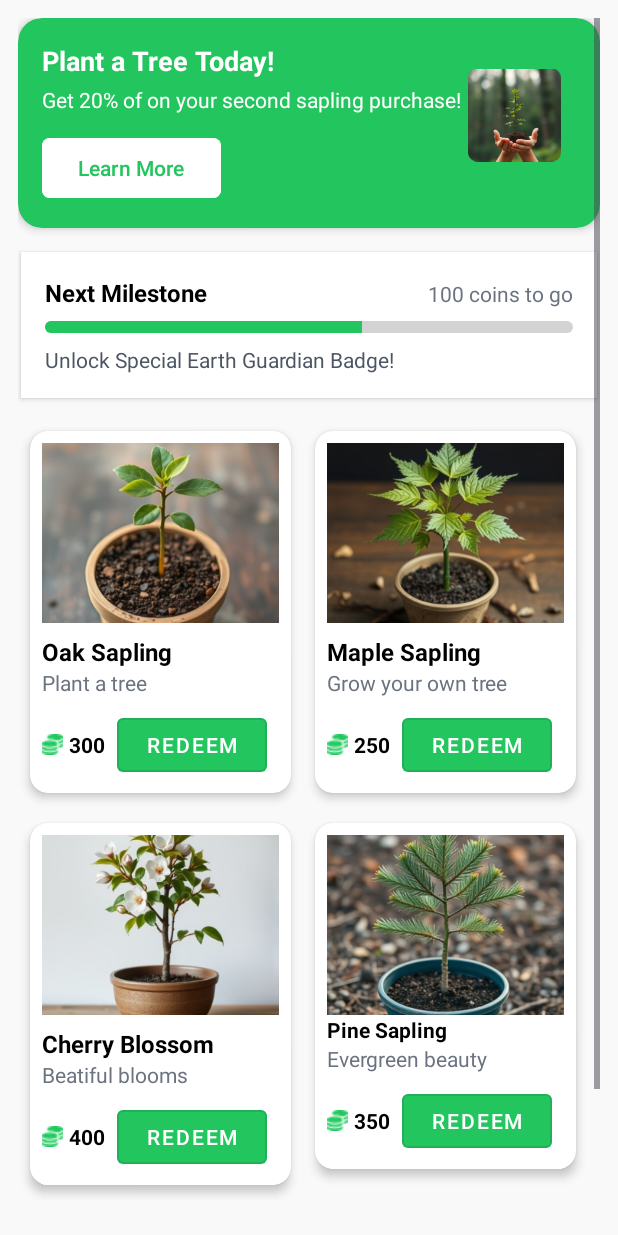
After one commit to thedeepakcodes/vanam, an Android app: the layout item_store_sapling.xml on its own in the app's theme, with its tools: preview values and no code run, on a phone screen of 412 x 824 dp. The commit adds this screen. Run offline under Robolectric (Android 15) with nearby library versions, the phone set to English and light mode, and no system bars.

Commit message:
added item store sapling layout

```diff
--- a/app/src/main/res/layout/item_store_all.xml
+++ b/app/src/main/res/layout/item_store_all.xml
@@ -60,7 +60,6 @@
                 android:layout_height="80dp"
                 android:layout_alignParentEnd="true"
                 android:layout_centerVertical="true"
-                    android:layout_marginStart="16dp"
                 android:contentDescription="TODO"
                 android:padding="8dp"
                 android:src="@drawable/ic_offer_product" />
--- /dev/null
+++ b/app/src/main/res/layout/item_store_sapling.xml
@@ -0,0 +1,427 @@
+<?xml version="1.0" encoding="utf-8"?>
+<ScrollView xmlns:android="http://schemas.android.com/apk/res/android"
+    android:layout_width="match_parent"
+    android:layout_height="match_parent"
+    xmlns:app="http://schemas.android.com/apk/res-auto"
+    android:padding="12dp"
+    android:background="#F9F9F9">
+
+    <LinearLayout
+        android:layout_width="match_parent"
+        android:layout_height="wrap_content"
+        android:orientation="vertical">
+
+        <androidx.cardview.widget.CardView
+            android:layout_width="match_parent"
+            android:layout_height="wrap_content"
+            android:layout_marginBottom="12dp"
+            app:cardCornerRadius="16dp"
+            app:cardElevation="4dp"
+            android:backgroundTint="#22C55E">
+
+            <RelativeLayout
+                android:layout_width="match_parent"
+                android:layout_height="wrap_content"
+                android:padding="16dp">
+
+                <LinearLayout
+                    android:layout_width="wrap_content"
+                    android:layout_height="wrap_content"
+                    android:orientation="vertical">
+                    <TextView
+                        android:layout_width="wrap_content"
+                        android:layout_height="wrap_content"
+                        android:text="Plant a Tree Today!"
+                        android:textColor="@android:color/white"
+                        android:textSize="18sp"
+                        android:textStyle="bold" />
+
+                    <TextView
+                        android:layout_width="wrap_content"
+                        android:layout_height="wrap_content"
+                        android:text="Get 20% of on your second sapling purchase!"
+                        android:textColor="@android:color/white"
+                        android:textSize="14sp"
+                        android:layout_marginTop="4dp" />
+
+                    <com.google.android.material.button.MaterialButton
+                        android:layout_width="wrap_content"
+                        android:layout_height="wrap_content"
+                        android:layout_marginTop="12dp"
+                        android:text="Learn More"
+                        android:textColor="#22C55E"
+                        app:cornerRadius="5dp"
+                        android:backgroundTint="@color/white"/>
+                </LinearLayout>
+
+                <ImageView
+                    android:layout_width="78dp"
+                    android:layout_height="85dp"
+                    android:layout_alignParentTop="true"
+                    android:layout_alignParentEnd="true"
+                    android:layout_marginStart="16dp"
+                    android:layout_marginTop="6dp"
+                    android:layout_marginEnd="2dp"
+                    android:contentDescription="TODO"
+                    android:padding="8dp"
+                    android:src="@drawable/hand_tree" />
+            </RelativeLayout>
+        </androidx.cardview.widget.CardView>
+
+        <LinearLayout
+            android:layout_width="match_parent"
+            android:layout_height="wrap_content"
+            android:orientation="vertical"
+            android:background="@android:color/white"
+            android:padding="16dp"
+            android:layout_marginBottom="12dp"
+            android:elevation="2dp"
+            android:clipToPadding="false"
+            android:backgroundTint="#FFFFFF"
+            android:layout_marginTop="4dp"
+            android:layout_marginStart="2dp"
+            android:layout_marginEnd="2dp">
+
+            <LinearLayout
+                android:layout_width="match_parent"
+                android:layout_height="wrap_content"
+                android:orientation="horizontal">
+                <TextView
+                    android:layout_width="0dp"
+                    android:layout_height="wrap_content"
+                    android:text="Next Milestone"
+                    android:textSize="16sp"
+                    android:textColor="#000000"
+                    android:textStyle="bold"
+                    android:layout_weight="1"/>
+
+                <TextView
+                    android:layout_width="wrap_content"
+                    android:layout_height="wrap_content"
+                    android:text="100 coins to go"
+                    android:textSize="14sp"
+                    android:textColor="#6B7280" />
+            </LinearLayout>
+
+            <ProgressBar
+                android:layout_width="match_parent"
+                android:layout_height="8dp"
+                style="@android:style/Widget.ProgressBar.Horizontal"
+                android:progress="60"
+                android:max="100"
+                android:progressDrawable="@drawable/progress_bar"
+                android:progressTint="#22C55E"
+                android:layout_marginTop="8dp" />
+
+            <TextView
+                android:layout_width="wrap_content"
+                android:layout_height="wrap_content"
+                android:text="Unlock Special Earth Guardian Badge!"
+                android:textSize="14sp"
+                android:textColor="#4B5563"
+                android:layout_marginTop="8dp" />
+        </LinearLayout>
+
+        <GridLayout
+            android:layout_width="match_parent"
+            android:layout_height="wrap_content"
+            android:columnCount="2"
+            android:orientation="horizontal"
+            android:columnOrderPreserved="false"
+            android:rowCount="2"
+            android:layout_marginBottom="12dp">
+
+            <androidx.cardview.widget.CardView
+                android:layout_width="190dp"
+                android:layout_height="wrap_content"
+                app:cardCornerRadius="12dp"
+                app:cardElevation="4dp"
+                app:cardUseCompatPadding="true"
+                app:layout_constraintWidth_percent="0.45">
+
+                <LinearLayout
+                    android:layout_width="match_parent"
+                    android:layout_height="wrap_content"
+                    android:orientation="vertical"
+                    android:padding="8dp">
+
+                    <ImageView
+                        android:id="@+id/imageView10"
+                        android:layout_width="match_parent"
+                        android:layout_height="120dp"
+                        android:scaleType="centerCrop"
+                        app:srcCompat="@drawable/ool_sapl" />
+
+                    <TextView
+                        android:id="@+id/itemTitle"
+                        android:layout_width="wrap_content"
+                        android:layout_height="wrap_content"
+                        android:layout_marginTop="8dp"
+                        android:text="Oak Sapling"
+                        android:textColor="#000000"
+                        android:textSize="16sp"
+                        android:textStyle="bold" />
+
+                    <TextView
+                        android:id="@+id/itemSubtitle"
+                        android:layout_width="wrap_content"
+                        android:layout_height="wrap_content"
+                        android:text="Plant a tree"
+                        android:textColor="#6B7280"
+                        android:textSize="14sp" />
+
+                    <LinearLayout
+                        android:layout_width="match_parent"
+                        android:layout_height="wrap_content"
+                        android:orientation="horizontal"
+                        android:layout_marginTop="8dp"
+                        android:weightSum="2">
+
+                        <TextView
+                            android:layout_width="wrap_content"
+                            android:layout_height="wrap_content"
+                            app:drawableStartCompat="@drawable/green_coins_14x14"
+                            android:text="300"
+                            android:textColor="@color/black"
+                            android:textStyle="bold"
+                            android:drawablePadding="4dp"/>
+
+                        <com.google.android.material.button.MaterialButton
+                            android:id="@+id/itemRedeemBtn"
+                            style="@style/Widget.MaterialComponents.Button.OutlinedButton"
+                            android:layout_width="wrap_content"
+                            android:layout_height="wrap_content"
+                            android:layout_weight="1"
+                            android:text="Redeem"
+                            android:textSize="14sp"
+                            android:layout_marginStart="8dp"
+                            app:backgroundTint="#22C55E"
+                            android:textColor="@android:color/white"/>
+                    </LinearLayout>
+                </LinearLayout>
+            </androidx.cardview.widget.CardView>
+
+            <androidx.cardview.widget.CardView
+                android:layout_width="190dp"
+                android:layout_height="wrap_content"
+                app:cardCornerRadius="12dp"
+                app:cardElevation="4dp"
+                app:cardUseCompatPadding="true"
+                app:layout_constraintWidth_percent="0.45">
+
+                <LinearLayout
+                    android:layout_width="match_parent"
+                    android:layout_height="wrap_content"
+                    android:orientation="vertical"
+                    android:padding="8dp">
+
+
+                    <ImageView
+                        android:id="@+id/imageView6"
+                        android:layout_width="match_parent"
+                        android:layout_height="120dp"
+                        android:scaleType="centerCrop"
+                        app:srcCompat="@drawable/map_le" />
+
+                    <TextView
+                        android:id="@+id/itemTitle2"
+                        android:layout_width="wrap_content"
+                        android:layout_height="wrap_content"
+                        android:layout_marginTop="8dp"
+                        android:text="Maple Sapling"
+                        android:textColor="#000000"
+                        android:textSize="16sp"
+                        android:textStyle="bold" />
+
+                    <TextView
+                        android:id="@+id/itemSubtitle2"
+                        android:layout_width="wrap_content"
+                        android:layout_height="wrap_content"
+                        android:text="Grow your own tree"
+                        android:textColor="#6B7280"
+                        android:textSize="14sp" />
+
+                    <LinearLayout
+                        android:layout_width="match_parent"
+                        android:layout_height="wrap_content"
+                        android:orientation="horizontal"
+                        android:layout_marginTop="8dp"
+                        android:weightSum="2">
+
+                        <TextView
+                            android:layout_width="wrap_content"
+                            android:layout_height="wrap_content"
+                            app:drawableStartCompat="@drawable/green_coins_14x14"
+                            android:text="250"
+                            android:textColor="@color/black"
+                            android:textStyle="bold"
+                            android:drawablePadding="4dp"/>
+                        <com.google.android.material.button.MaterialButton
+                            android:id="@+id/itemRedeemBtn2"
+                            style="@style/Widget.MaterialComponents.Button.OutlinedButton"
+                            android:layout_width="wrap_content"
+                            android:layout_height="wrap_content"
+                            android:layout_weight="1"
+                            android:text="Redeem"
+                            android:textSize="14sp"
+                            android:layout_marginStart="8dp"
+                            app:backgroundTint="#22C55E"
+                            android:textColor="@android:color/white"/>
+                    </LinearLayout>
+                </LinearLayout>
+            </androidx.cardview.widget.CardView>
+
+            <androidx.cardview.widget.CardView
+                android:layout_width="190dp"
+                android:layout_height="wrap_content"
+                app:cardCornerRadius="12dp"
+                app:cardElevation="4dp"
+                app:cardUseCompatPadding="true"
+                app:layout_constraintWidth_percent="0.45">
+
+                <LinearLayout
+                    android:layout_width="match_parent"
+                    android:layout_height="wrap_content"
+                    android:orientation="vertical"
+                    android:padding="8dp">
+
+                    <ImageView
+                        android:id="@+id/imageView7"
+                        android:layout_width="match_parent"
+                        android:layout_height="120dp"
+                        android:scaleType="centerCrop"
+                        app:srcCompat="@drawable/chery_sap" />
+
+                    <TextView
+                        android:id="@+id/itemTitle3"
+                        android:layout_width="wrap_content"
+                        android:layout_height="wrap_content"
+                        android:layout_marginTop="8dp"
+                        android:text="Cherry Blossom"
+                        android:textColor="#000000"
+                        android:textSize="16sp"
+                        android:textStyle="bold" />
+
+                    <TextView
+                        android:id="@+id/itemSubtitle3"
+                        android:layout_width="wrap_content"
+                        android:layout_height="wrap_content"
+                        android:text="Beatiful blooms"
+                        android:textColor="#6B7280"
+                        android:textSize="14sp" />
+
+                    <LinearLayout
+                        android:layout_width="match_parent"
+                        android:layout_height="wrap_content"
+                        android:orientation="horizontal"
+                        android:layout_marginTop="8dp"
+                        android:weightSum="2">
+
+                        <TextView
+                            android:layout_width="wrap_content"
+                            android:layout_height="wrap_content"
+                            app:drawableStartCompat="@drawable/green_coins_14x14"
+                            android:text="400"
+                            android:textColor="@color/black"
+                            android:textStyle="bold"
+                            android:drawablePadding="4dp"/>
+
+                        <com.google.android.material.button.MaterialButton
+                            android:id="@+id/itemRedeemBtn3"
+                            style="@style/Widget.MaterialComponents.Button.OutlinedButton"
+                            android:layout_width="wrap_content"
+                            android:layout_height="wrap_content"
+                            android:layout_weight="1"
+                            android:text="Redeem"
+                            android:textSize="14sp"
+                            android:layout_marginStart="8dp"
+                            app:backgroundTint="#22C55E"
+                            android:textColor="@android:color/white"/>
+                    </LinearLayout>
+                </LinearLayout>
+            </androidx.cardview.widget.CardView>
+
+            <androidx.cardview.widget.CardView
+                android:layout_width="190dp"
+                android:layout_height="wrap_content"
+                app:cardCornerRadius="12dp"
+                app:cardElevation="4dp"
+                app:cardUseCompatPadding="true"
+                app:layout_constraintWidth_percent="0.45">
+
+                <LinearLayout
+                    android:layout_width="match_parent"
+                    android:layout_height="wrap_content"
+                    android:orientation="vertical"
+                    android:padding="8dp">
+
+
+                    <ImageView
+                        android:id="@+id/imageView8"
+                        android:layout_width="match_parent"
+                        android:layout_height="120dp"
+                        android:scaleType="centerCrop"
+                        app:srcCompat="@drawable/pine_sap" />
+
+                    <TextView
+                        android:id="@+id/itemSubtitle4"
+                        android:layout_width="wrap_content"
+                        android:layout_height="wrap_content"
+                        android:text="Pine Sapling"
+                        android:textColor="@color/black"
+                        android:textSize="14sp"
+                        android:textStyle="bold" />
+
+
+                    <TextView
+                        android:id="@+id/itemSubtitle26"
+                        android:layout_width="wrap_content"
+                        android:layout_height="wrap_content"
+                        android:text="Evergreen beauty"
+                        android:textColor="#6B7280"
+                        android:textSize="14sp" />
+
+                    <LinearLayout
+                        android:layout_width="match_parent"
+                        android:layout_height="wrap_content"
+                        android:orientation="horizontal"
+                        android:layout_marginTop="8dp"
+                        android:weightSum="2">
+
+                        <TextView
+                            android:layout_width="wrap_content"
+                            android:layout_height="wrap_content"
+                            app:drawableStartCompat="@drawable/green_coins_14x14"
+                            android:text="350"
+                            android:textColor="@color/black"
+                            android:textStyle="bold"
+                            android:drawablePadding="4dp"/>
+
+                        <com.google.android.material.button.MaterialButton
+                            android:id="@+id/itemRedeemBtn4"
+                            style="@style/Widget.MaterialComponents.Button.OutlinedButton"
+                            android:layout_width="wrap_content"
+                            android:layout_height="wrap_content"
+                            android:layout_weight="1"
+                            android:text="Redeem"
+                            android:textSize="14sp"
+                            android:layout_marginStart="8dp"
+                            app:backgroundTint="#22C55E"
+                            android:textColor="@android:color/white"/>
+                    </LinearLayout>
+                </LinearLayout>
+            </androidx.cardview.widget.CardView>
+        </GridLayout>
+
+        <TextView
+            android:layout_width="match_parent"
+            android:layout_height="wrap_content"
+            android:text="“The Earth is what we all have in common.” – Wendell Berry"
+            android:textColor="#4B5563"
+            android:gravity="center"
+            android:textSize="15sp"
+            android:layout_marginTop="12dp"
+            android:layout_marginBottom="24dp"
+            android:padding="18dp"/>
+    </LinearLayout>
+</ScrollView>
```
Also changed, not shown: app/src/main/res/drawable/chery_sap.png (added), app/src/main/res/drawable/hand_tree.png (added), app/src/main/res/drawable/map_le.png (added), app/src/main/res/drawable/ool_sapl.png (added), app/src/main/res/drawable/pine_sap.png (added). Lines whose indentation alone changed are shown as unchanged.
